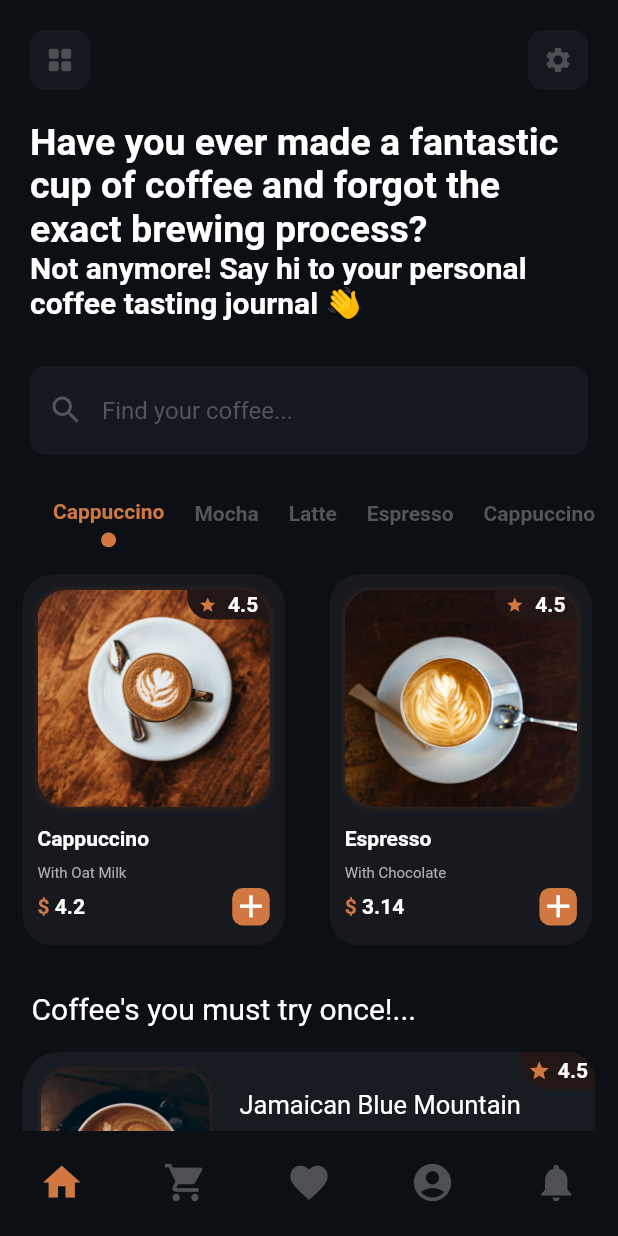
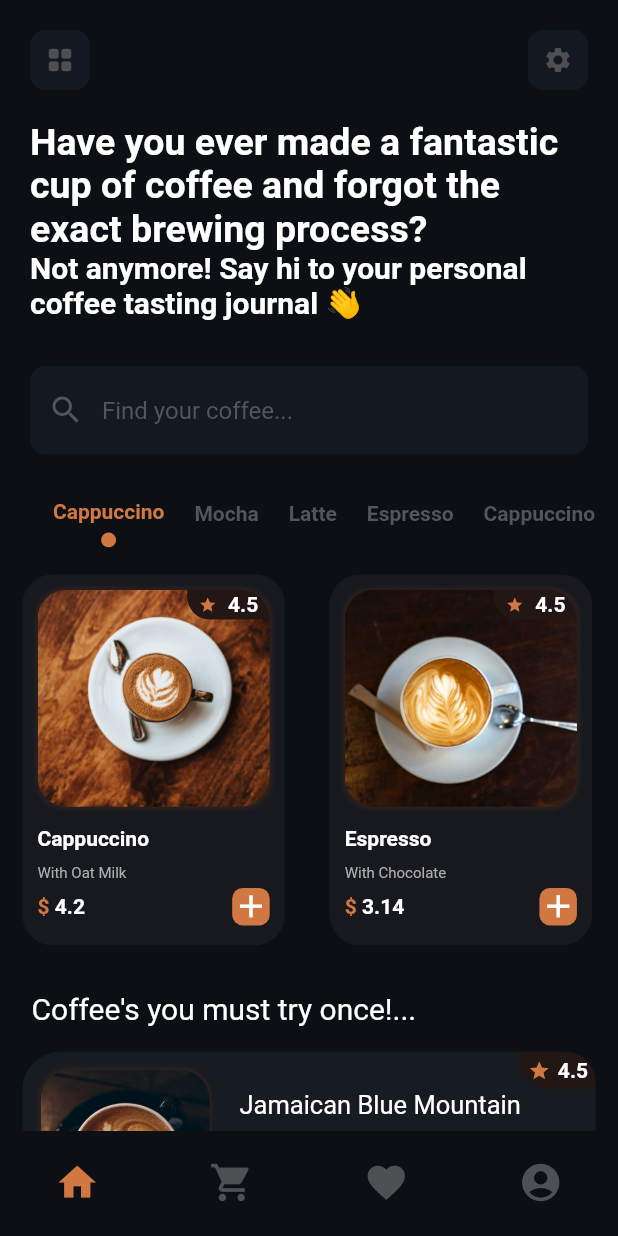
Before and after one commit to Ishfakur-Rahman/e-cafe-project-university, a Flutter app: the BottomPage screen opened directly, on a phone screen of 412 x 824 dp. Run offline on Flutter 3.47's test engine with Material 2 defaults, Android fonts, the phone set to English and light mode, and no system bars; our stand-ins replace cloud_firestore, firebase_auth, firebase_core, flutter_svg, font_awesome_flutter, get and 2 more; missing offline and left inert: dart:html; accounts and stored records are empty.

Commit message:
added 4 new page in maha's work

```diff
--- a/lib/bottom_page.dart
+++ b/lib/bottom_page.dart
@@ -1,4 +1,7 @@
 import 'package:flutter/material.dart';
+import 'package:versity_project_coffee/profile_page.dart';
+import 'cart_page.dart';
+import 'favourite_page.dart';
 import 'home_page.dart';
 
 class BottomPage extends StatefulWidget {
@@ -14,22 +17,9 @@ class _BottomPageState extends State<BottomPage> {
 
   static List<Widget> _widgetOption = <Widget>[
     HomePage(),
-    Text(
-      "Page2",
-      style: optionStyle,
-    ),
-    Text(
-      "favorites",
-      style: optionStyle,
-    ),
-    Text(
-      "Page4",
-      style: optionStyle,
-    ),
-    Text(
-      "Page5",
-      style: optionStyle,
-    ),
+    CartPage(),
+    FavouritePage(),
+    ProfilePage(),
   ];
 
   void _onItemTapped(int index) {
@@ -47,7 +37,8 @@ class _BottomPageState extends State<BottomPage> {
       ),
       bottomNavigationBar: SizedBox(
         height: 70,
-        child: BottomNavigationBar(
+
+          child: BottomNavigationBar(
           elevation: 0.0,
           backgroundColor: Color(0xff0c0f14),
           type: BottomNavigationBarType.fixed,
@@ -82,13 +73,6 @@ class _BottomPageState extends State<BottomPage> {
               ),
               label: "My Account",
             ),
-            BottomNavigationBarItem(
-              icon: Icon(
-                Icons.notifications,
-                size: 30,
-              ),
-              label: "Notifications",
-            ),
           ],
           currentIndex: _selectedIndex,
           unselectedItemColor: Color(0xff4e5053),
--- a/lib/main.dart
+++ b/lib/main.dart
@@ -1,5 +1,6 @@
 import 'package:flutter/material.dart';
 import 'package:versity_project_coffee/Theme/mColors.dart';
+import 'package:versity_project_coffee/bottom_page.dart';
 import 'package:versity_project_coffee/features/homePage/presentation/pages/sellerPage.dart';
 import 'package:versity_project_coffee/features/userAccount/presentation/pages/LogInPage.dart';
 import 'package:get/get.dart';
@@ -24,7 +25,7 @@ class MyApp extends StatelessWidget {
       theme: MColors.homeThemeData,
       initialRoute: '/',
       routes: {
-        '/': (context) => const LogInPages(),
+        '/': (context) => BottomPage(),
       },
     );
   }
```
Also changed, not shown: lib/cart_page.dart (added, +12 -0 lines), lib/favourite_page.dart (added, +12 -0 lines), lib/features/userAccount/presentation/pages/LogInPage.dart (+9 -7 lines), lib/profile_page.dart (added, +12 -0 lines), 1 other file.
